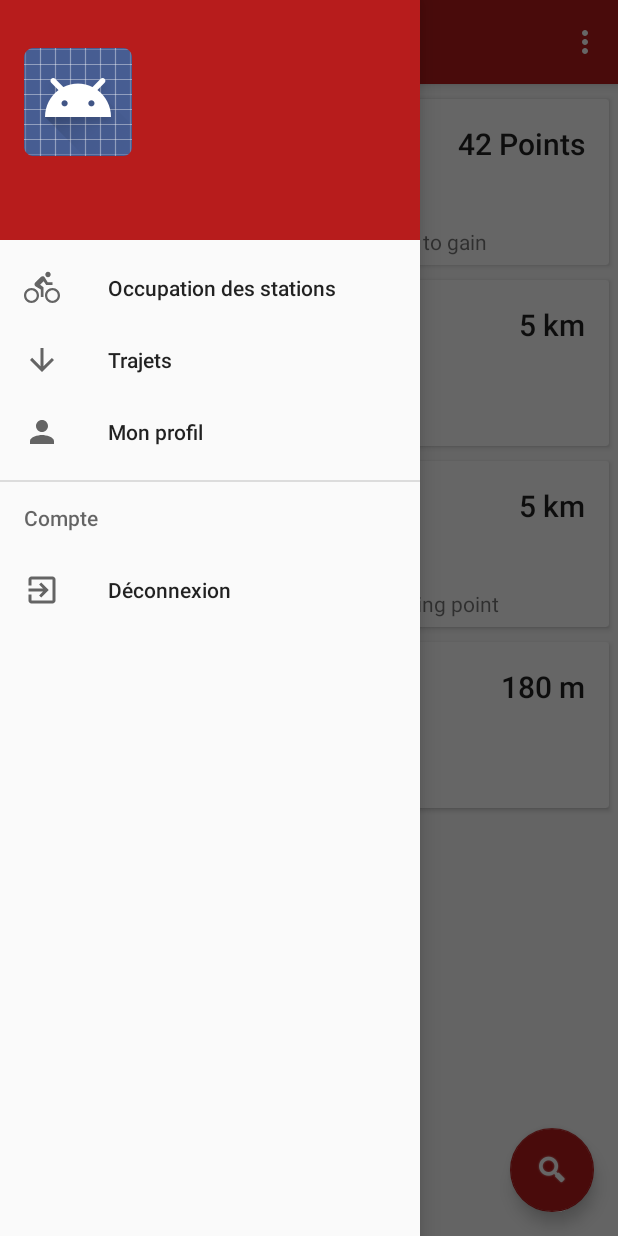
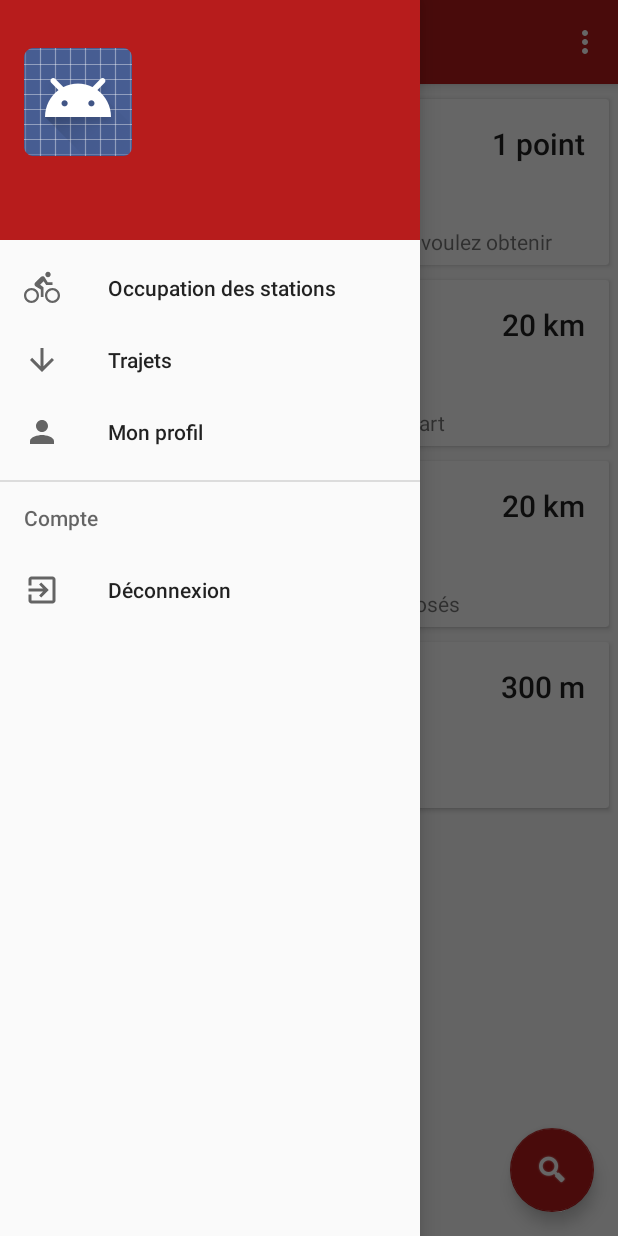
Before and after one commit to SmartPld/velociraptor-client, an Android app: the fragment FilterFragment placed in its activity, with the side drawer open, on a phone screen of 412 x 824 dp. Run offline under Robolectric (Android 15) with nearby library versions, the phone set to English and light mode, and no system bars; our stand-ins replace ButterKnife; libraries missing offline, so code that uses them is left out: org.adw.library; plain views replace DiscreteSeekBar; 10 statements that could not run were skipped.

Commit message:
implemented missing filters

```diff
--- a/app/src/main/java/com/pld/velociraptor/tools/VeloFilter.java
+++ b/app/src/main/java/com/pld/velociraptor/tools/VeloFilter.java
@@ -5,10 +5,13 @@ package com.pld.velociraptor.tools;
  */
 public class VeloFilter {
     private Integer limit;
+
+    private Integer minPrice;
+    private Integer maxPrice;
+    private Integer minStartDist;
+    private Integer maxStartDist;
     private Integer minDistance;
     private Integer maxDistance;
-    private Integer minPrice;
-    private Integer maxPrice;
     private Integer minElevation;
     private Integer maxElevation;
 
@@ -77,4 +80,20 @@ public class VeloFilter {
     public void setLimit(Integer limit) {
         this.limit = limit;
     }
+
+    public Integer getMinStartDist() {
+        return minStartDist;
+    }
+
+    public void setMinStartDist(Integer minStartDist) {
+        this.minStartDist = minStartDist;
+    }
+
+    public Integer getMaxStartDist() {
+        return maxStartDist;
+    }
+
+    public void setMaxStartDist(Integer maxStartDist) {
+        this.maxStartDist = maxStartDist;
+    }
 }
--- a/app/src/main/java/com/pld/velociraptor/view/fragment/FilterFragment.java
+++ b/app/src/main/java/com/pld/velociraptor/view/fragment/FilterFragment.java
@@ -41,11 +41,29 @@ public class FilterFragment extends BaseFragment implements View.OnClickListener
     @BindView(R.id.button_search)
     Button searchButton;
 
+    @BindView(R.id.prefMinCashChosen)
+    DiscreteSeekBar minCashSeekBar;
+
+    @BindView(R.id.minCashChosen)
+    TextView minCashTextView;
+
+    @BindView(R.id.prefMaxStartDistChosen)
+    DiscreteSeekBar maxStartDistSeekBar;
+
+    @BindView(R.id.maxStartDistChosen)
+    TextView minStartDistTextView;
+
     @BindView(R.id.prefMaxDistChosen)
     DiscreteSeekBar maxDistanceSeekBar;
 
     @BindView(R.id.maxTripDistChosen)
     TextView maxDistanceTextView;
+
+    @BindView(R.id.prefMaxElevChosen)
+    DiscreteSeekBar maxElevSeekBar;
+
+    @BindView(R.id.maxElevChosen)
+    TextView maxElevTextView;
 
 
     @Override
@@ -86,10 +104,32 @@ public class FilterFragment extends BaseFragment implements View.OnClickListener
         ButterKnife.bind(this, currentView);
 
         searchButton.setOnClickListener(this);
-        maxDistanceSeekBar.setOnProgressChangeListener(new DiscreteSeekBar.OnProgressChangeListener() {
+
+        minCashSeekBar.setOnProgressChangeListener(new DiscreteSeekBar.OnProgressChangeListener() {
             @Override
             public void onProgressChanged(DiscreteSeekBar seekBar, int value, boolean fromUser) {
-                maxDistanceTextView.setText(value + "km");
+                if (value == 1)
+                    minCashTextView.setText(value + " point");
+                else
+                    minCashTextView.setText(value + " points");
+            }
+
+            @Override
+            public void onStartTrackingTouch(DiscreteSeekBar seekBar) {
+
+            }
+
+            @Override
+            public void onStopTrackingTouch(DiscreteSeekBar seekBar) {
+
+            }
+        });
+
+        maxStartDistSeekBar.setOnProgressChangeListener(new DiscreteSeekBar.OnProgressChangeListener() {
+            @Override
+            public void onProgressChanged(DiscreteSeekBar seekBar, int value, boolean fromUser) {
+                minStartDistTextView.setText(value + " km");
+
             }
 
             @Override
@@ -104,6 +144,39 @@ public class FilterFragment extends BaseFragment implements View.OnClickListener
         });
 
 
+        maxDistanceSeekBar.setOnProgressChangeListener(new DiscreteSeekBar.OnProgressChangeListener() {
+            @Override
+            public void onProgressChanged(DiscreteSeekBar seekBar, int value, boolean fromUser) {
+                maxDistanceTextView.setText(value + " km");
+            }
+
+            @Override
+            public void onStartTrackingTouch(DiscreteSeekBar seekBar) {
+
+            }
+
+            @Override
+            public void onStopTrackingTouch(DiscreteSeekBar seekBar) {
+
+            }
+        });
+
+        maxElevSeekBar.setOnProgressChangeListener(new DiscreteSeekBar.OnProgressChangeListener() {
+            @Override
+            public void onProgressChanged(DiscreteSeekBar seekBar, int value, boolean fromUser) {
+                maxElevTextView.setText(value + " m");
+            }
+
+            @Override
+            public void onStartTrackingTouch(DiscreteSeekBar seekBar) {
+
+            }
+
+            @Override
+            public void onStopTrackingTouch(DiscreteSeekBar seekBar) {
+
+            }
+        });
 
 
         SharedPreferences sharedPref = getActivity().getPreferences(Context.MODE_PRIVATE);
@@ -133,9 +206,26 @@ public class FilterFragment extends BaseFragment implements View.OnClickListener
     public void onClick(View v) {
 
         if (mCallback != null && mCallback.get() != null) {
+
+            // points desired
+            int minPoints = minCashSeekBar.getProgress();
+            filter.setMinPrice(minPoints);
+            filter.setMaxPrice(Integer.MAX_VALUE);
+
+            // max start distance
+            int maxStartDist = maxStartDistSeekBar.getProgress();
+            filter.setMinStartDist(0);
+            filter.setMaxStartDist(maxStartDist);
+
+            // trip distance
             int maxDistance = maxDistanceSeekBar.getProgress();
             filter.setMaxDistance(maxDistance);
             filter.setMinDistance(0);
+
+            // elevation
+            int maxElevation = maxElevSeekBar.getProgress();
+            filter.setMinElevation(Integer.MIN_VALUE);
+            filter.setMaxElevation(maxElevation);
 
             SharedPreferences sharedPref = getActivity().getPreferences(Context.MODE_PRIVATE);
             SharedPreferences.Editor editor = sharedPref.edit();
--- a/app/src/main/res/layout/fragment_filter_settings.xml
+++ b/app/src/main/res/layout/fragment_filter_settings.xml
@@ -30,7 +30,7 @@
             <TextView
                 android:layout_width="wrap_content"
                 android:layout_height="wrap_content"
-                android:text="Min. Credits: "
+                android:text="Points min. : "
                 android:textAppearance="@style/TextAppearance.AppCompat.Title" />
 
             <TextView
@@ -38,7 +38,7 @@
                 android:layout_width="match_parent"
                 android:layout_height="wrap_content"
                 android:gravity="end"
-                android:text="42 Points"
+                android:text="1 point"
                 android:textAppearance="@style/TextAppearance.AppCompat.Title" />
         </LinearLayout>
 
@@ -55,7 +55,7 @@
             <TextView
                 android:layout_width="wrap_content"
                 android:layout_height="wrap_content"
-                android:text="Choose how many points at least you want to gain" />
+                android:text="Choisissez le minimum de points que vous voulez obtenir" />
 
         </LinearLayout>
 
@@ -90,7 +90,7 @@
                 <TextView
                     android:layout_width="wrap_content"
                     android:layout_height="wrap_content"
-                    android:text="Max. Start Distance: "
+                    android:text="Dist. max départ :"
                     android:textAppearance="@style/TextAppearance.AppCompat.Title" />
 
                 <TextView
@@ -98,7 +98,7 @@
                     android:layout_width="match_parent"
                     android:layout_height="wrap_content"
                     android:gravity="end"
-                    android:text="5 km"
+                    android:text="20 km"
                     android:textAppearance="@style/TextAppearance.AppCompat.Title" />
             </LinearLayout>
 
@@ -110,14 +110,14 @@
                 app:dsb_indicatorColor="@color/colorPrimaryDark"
                 app:dsb_max="20"
                 app:dsb_min="1"
-
+                app:dsb_value="20"
                 app:dsb_progressColor="@color/colorPrimary"
                 app:dsb_trackColor="@color/colorPrimaryDark" />
 
             <TextView
                 android:layout_width="wrap_content"
                 android:layout_height="wrap_content"
-                android:text="Choose a max distance for your trip here" />
+                android:text="Choisissez la distance max au point de départ" />
 
         </LinearLayout>
 
@@ -151,7 +151,7 @@
                 <TextView
                     android:layout_width="wrap_content"
                     android:layout_height="wrap_content"
-                    android:text="Max. Trip Distance: "
+                    android:text="Dist. max trajet :"
                     android:textAppearance="@style/TextAppearance.AppCompat.Title" />
 
                 <TextView
@@ -159,7 +159,7 @@
                     android:layout_width="match_parent"
                     android:layout_height="wrap_content"
                     android:gravity="end"
-                    android:text="5 km"
+                    android:text="20 km"
                     android:textAppearance="@style/TextAppearance.AppCompat.Title" />
             </LinearLayout>
 
@@ -171,13 +171,14 @@
                 app:dsb_indicatorColor="@color/colorPrimaryDark"
                 app:dsb_max="20"
                 app:dsb_min="1"
+                app:dsb_value="20"
                 app:dsb_progressColor="@color/colorPrimary"
                 app:dsb_trackColor="@color/colorPrimaryDark" />
 
             <TextView
                 android:layout_width="wrap_content"
                 android:layout_height="wrap_content"
-                android:text="Choose a max distance from the trip's starting point" />
+                android:text="Choisissez la ditance max. des trajets proposés" />
 
         </LinearLayout>
 
@@ -210,7 +211,7 @@
                 <TextView
                     android:layout_width="wrap_content"
                     android:layout_height="wrap_content"
-                    android:text="Max. Elevation: "
+                    android:text="Altitude max. : "
                     android:textAppearance="@style/TextAppearance.AppCompat.Title" />
 
                 <TextView
@@ -218,7 +219,7 @@
                     android:layout_width="match_parent"
                     android:layout_height="wrap_content"
                     android:gravity="end"
-                    android:text="180 m"
+                    android:text="300 m"
                     android:textAppearance="@style/TextAppearance.AppCompat.Title" />
             </LinearLayout>
 
@@ -230,6 +231,7 @@
                 app:dsb_indicatorColor="@color/colorPrimaryDark"
                 app:dsb_max="300"
                 app:dsb_min="0"
+                app:dsb_value="300"
                 app:dsb_progressColor="@color/colorPrimary"
                 app:dsb_trackColor="@color/colorPrimaryDark" />
 
@@ -237,7 +239,7 @@
                 android:layout_width="wrap_content"
                 android:layout_height="wrap_content"
                 android:gravity="end"
-                android:text="Choose a max augmentation in altitude" />
+                android:text="Choisissez l'aumentation max de l'altitude" />
 
         </LinearLayout>
 
```
